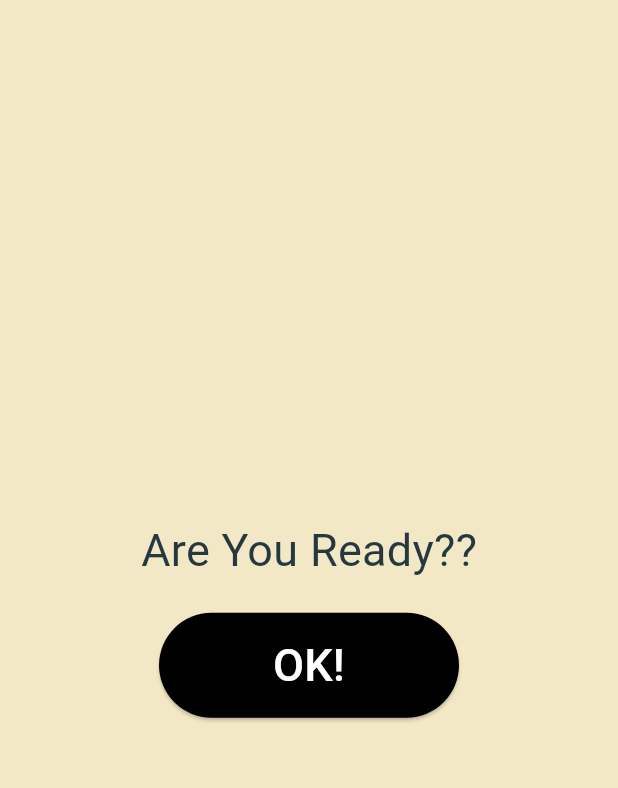
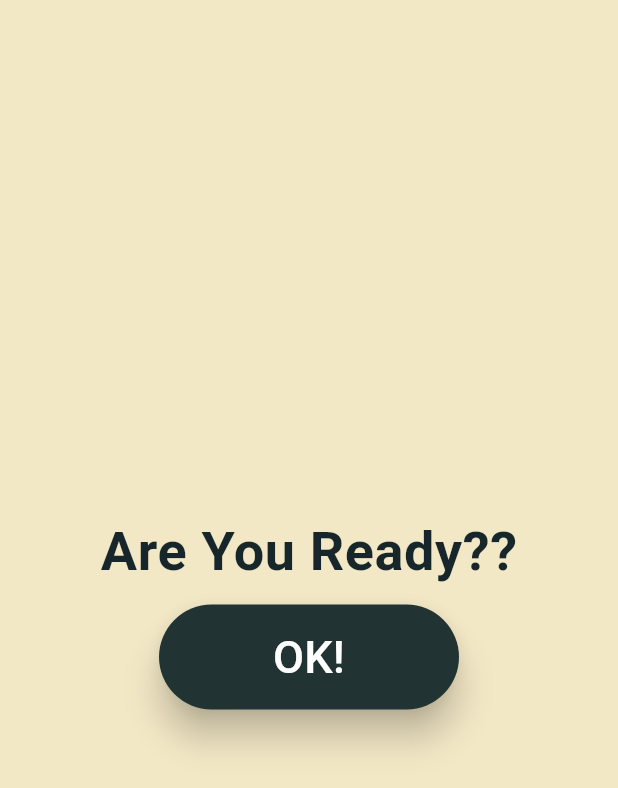
Before and after one commit to kesojiso/target_photo_dash, a Flutter app: the screen it shows after launch, after a tap on "Single Play", on a phone screen of 412 x 824 dp. Shown: the top 788 px of the screen. Run offline on Flutter 3.47's test engine with Material 2 defaults, Android fonts, the phone set to English and light mode, and no system bars; our stand-ins replace hooks_riverpod, image_picker; missing offline and left inert: google_mlkit_image_labeling; Roboto replaces fonts that are missing (WorkSans); project files that could hold a hidden picture were left out.

Commit message:
Modify UI

```diff
--- a/lib/main.dart
+++ b/lib/main.dart
@@ -2,7 +2,7 @@ import 'package:flutter/material.dart';
 import 'package:target_photo_dash/views/homepage.dart';
 import 'package:hooks_riverpod/hooks_riverpod.dart';
 
-import 'package:target_photo_dash/models/app_theme.dart';
+import 'package:target_photo_dash/themes/app_theme.dart';
 
 void main() {
   runApp(
--- a/lib/models/mission_logic.dart
+++ b/lib/models/mission_logic.dart
@@ -1,7 +1,6 @@
 import 'package:flutter/services.dart';
 import 'dart:math';
 import 'package:image_picker/image_picker.dart';
-import 'package:target_photo_dash/models/app_theme.dart';
 import 'package:google_mlkit_image_labeling/google_mlkit_image_labeling.dart';
 
 class MissionLogic {
--- a/lib/views/homepage.dart
+++ b/lib/views/homepage.dart
@@ -1,4 +1,4 @@
-import 'package:target_photo_dash/models/app_theme.dart';
+import 'package:target_photo_dash/themes/app_theme.dart';
 import 'package:flutter/material.dart';
 import 'package:target_photo_dash/views/previvous_mission.dart';
 
@@ -20,13 +20,45 @@ class MyHomePage extends StatelessWidget {
               style:
                   const TextStyle(fontSize: 40, fontWeight: FontWeight.bold)),
         ),
-        Image.asset("assets/pic_target_photo_dash_home.png"),
+        Stack(children: [
+          Image.asset("assets/pic_target_photo_dash_home.png"),
+          Positioned(
+            right: 30,
+            top: 0,
+            child: FloatingActionButton(
+                shape: const CircleBorder(),
+                backgroundColor: AppTheme.nearlyBlack,
+                onPressed: () {
+                  showDialog(
+                    context: context,
+                    builder: (BuildContext context) {
+                      return AlertDialog(
+                        title: const Text('Mission'),
+                        content: const Text(
+                            'We will give you three words, so please take a picture that corresponds to the word.\nWe will judge pass or fail with using image recognition system.'),
+                        actions: <Widget>[
+                          TextButton(
+                            child: const Text('close'),
+                            onPressed: () {
+                              Navigator.of(context).pop();
+                            },
+                          ),
+                        ],
+                      );
+                    },
+                  );
+                },
+                child: const Icon(Icons.question_mark,
+                    color: AppTheme.nearlyWhite, size: 40)),
+          ),
+        ]),
         Padding(
             padding: const EdgeInsets.all(10.0),
             child: ElevatedButton(
                 style: ElevatedButton.styleFrom(
+                    elevation: 10,
                     fixedSize: const Size(250, 70),
-                    backgroundColor: AppTheme.dismissibleBackground),
+                    backgroundColor: AppTheme.nearlyBlack),
                 onPressed: () {
                   Navigator.push(
                       context,
@@ -43,8 +75,9 @@ class MyHomePage extends StatelessWidget {
             padding: const EdgeInsets.all(10.0),
             child: ElevatedButton(
                 style: ElevatedButton.styleFrom(
+                    elevation: 10,
                     fixedSize: const Size(250, 70),
-                    backgroundColor: AppTheme.dismissibleBackground),
+                    backgroundColor: AppTheme.nearlyBlack),
                 onPressed: () {
                   showDialog(
                     context: context,
@@ -52,7 +85,7 @@ class MyHomePage extends StatelessWidget {
                       return AlertDialog(
                         title: const Text('Not Available'),
                         content: const Text(
-                            'Sorry, this featurer is under development'),
+                            'Sorry, this featurer is under development.'),
                         actions: <Widget>[
                           TextButton(
                             child: const Text('close'),
--- a/lib/views/previvous_mission.dart
+++ b/lib/views/previvous_mission.dart
@@ -1,5 +1,5 @@
 import 'package:flutter/material.dart';
-import 'package:target_photo_dash/models/app_theme.dart';
+import 'package:target_photo_dash/themes/app_theme.dart';
 import 'package:target_photo_dash/views/mission_view.dart';
 
 class PreviousMissionPage extends StatelessWidget {
@@ -14,7 +14,7 @@ class PreviousMissionPage extends StatelessWidget {
       children: [
         const Padding(
           padding: EdgeInsets.all(10),
-          child: Text("Are You Ready??", style: TextStyle(fontSize: 30)),
+          child: Text("Are You Ready??", style: AppTheme.display1),
         ),
         //const Spacer(),
         Padding(
@@ -22,8 +22,9 @@ class PreviousMissionPage extends StatelessWidget {
             child: Center(
                 child: ElevatedButton(
                     style: ElevatedButton.styleFrom(
+                        elevation: 10,
                         fixedSize: const Size(200, 70),
-                        backgroundColor: Colors.black),
+                        backgroundColor: AppTheme.nearlyBlack),
                     onPressed: () {
                       Navigator.push(
                           context,
--- a/pubspec.yaml
+++ b/pubspec.yaml
@@ -24,6 +24,8 @@ dev_dependencies:
   flutter_test:
     sdk: flutter
   flutter_lints: ^2.0.0
+  test: ^1.24.3
+  mockito: ^5.4.2
 
 flutter:
   uses-material-design: true
```
Also changed, not shown: lib/themes/app_theme.dart (renamed from lib/models/app_theme.dart, +14 -8 lines), lib/views/mission_view.dart (+12 -11 lines), lib/views/result_page.dart (+6 -9 lines), pubspec.lock, 1 other file.
